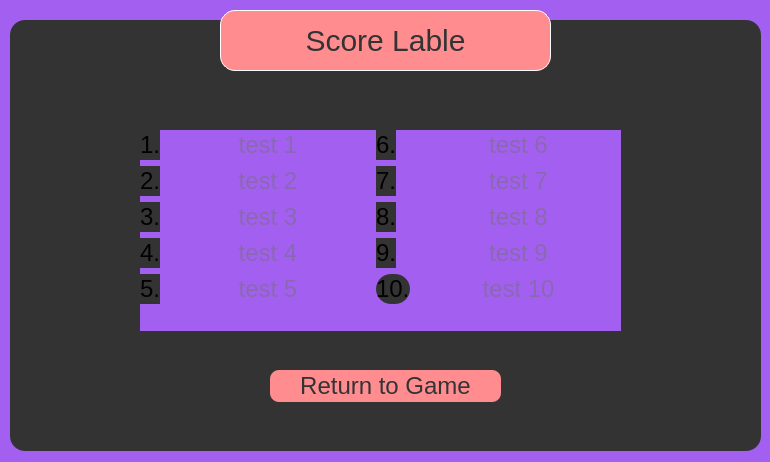
Qt form BingChillings/highscoresform.ui (BingChillings/BingChillings) before a commit.
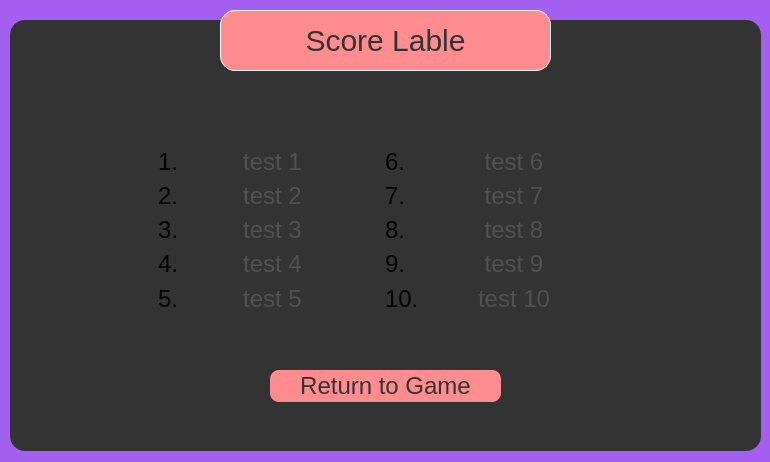
The same form after that commit.

Commit message: fixed formatting on highscore form

```diff
--- a/BingChillings/highscoresform.ui
+++ b/BingChillings/highscoresform.ui
@@ -93,7 +93,7 @@
      <string>Return to Game</string>
     </property>
    </widget>
-   <widget class="QWidget" name="horizontalLayoutWidget">
+   <widget class="QFrame" name="horizontalFrame">
     <property name="geometry">
      <rect>
       <x>130</x>
@@ -104,6 +104,7 @@
     </property>
     <layout class="QHBoxLayout" name="horizontalLayout">
      <item>
+      <widget class="QFrame" name="">
       <layout class="QFormLayout" name="formLayout">
        <item row="0" column="0">
         <widget class="QLabel" name="label">
@@ -212,8 +213,10 @@
         </widget>
        </item>
       </layout>
+      </widget>
      </item>
      <item>
+      <widget class="QFrame" name="">
       <layout class="QFormLayout" name="formLayout_2">
        <item row="0" column="0">
         <widget class="QLabel" name="label_6">
@@ -316,6 +319,7 @@
         </widget>
        </item>
       </layout>
+      </widget>
      </item>
     </layout>
    </widget>
```
Lines whose indentation alone changed are shown as unchanged. The commit also changes 2 other files.
